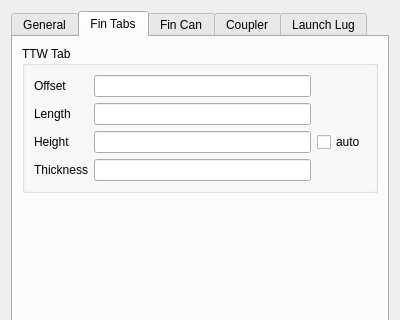
Before: the Qt Designer form Ui/TaskPanelFin.ui in davesrocketshop/Rocket, drawn with Qt 5; both pictures show x 0 to 400 and y 0 to 320 of the 400 by 694 pixel window.
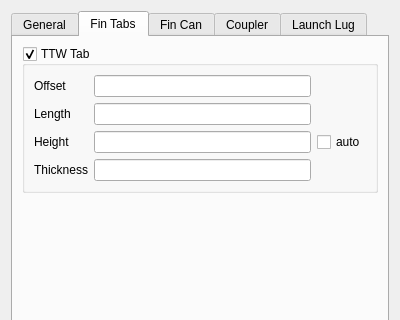
After: the same form once the commit is applied. The open tabs and pages were chosen to show the change. Custom widgets are drawn as their Qt base class.

Commit message: Add missing checkbox

The edit to the form file:
```diff
--- a/Ui/TaskPanelFin.ui
+++ b/Ui/TaskPanelFin.ui
@@ -547,6 +547,9 @@
          <property name="title">
           <string>TTW Tab</string>
          </property>
+         <property name="checkable">
+          <bool>true</bool>
+         </property>
          <layout class="QGridLayout" name="gridLayout_7">
           <item row="2" column="1">
            <widget class="Gui::InputField" name="ttwHeightInput">
```
